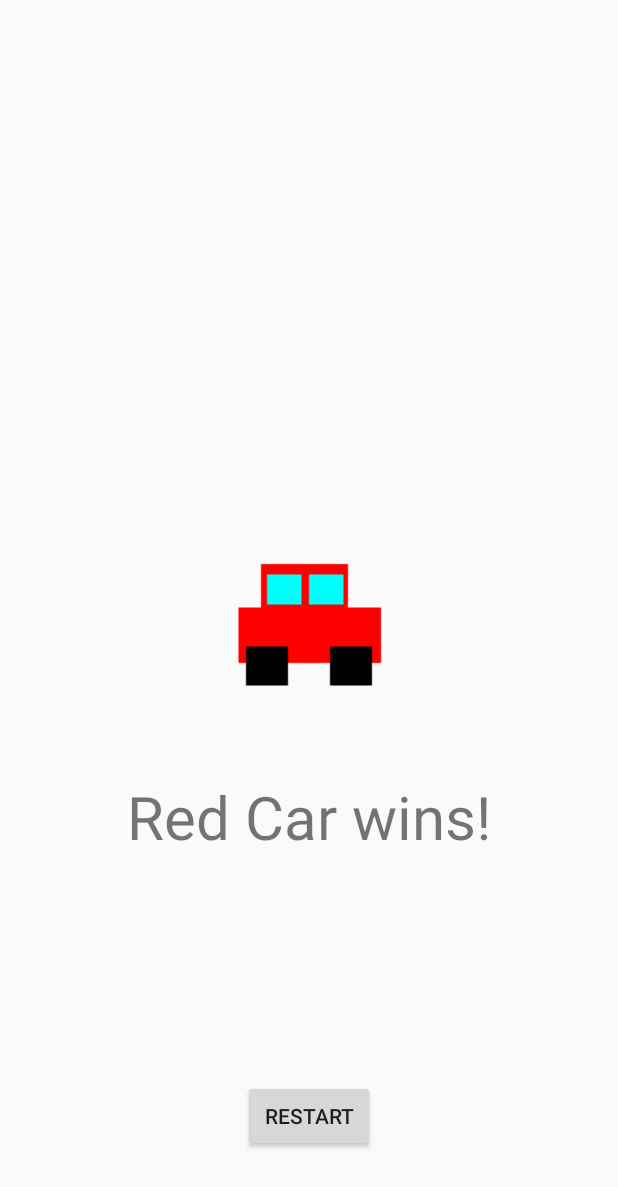
After one commit to bio4554/FastLaneAlgebra, an Android app: the RedWin screen opened directly, with no data from a screen before it, on a phone screen of 412 x 824 dp. The commit adds this screen. Shown: the top 1187 px of the screen. Run offline under Robolectric (Android 15) with nearby library versions, the phone set to English and light mode, and no system bars; 1 statement that could not run was skipped.

Commit message:
Broke some things, fixed some things

```diff
--- a/app/build.gradle
+++ b/app/build.gradle
@@ -21,6 +21,8 @@ android {
 
 dependencies {
     compile fileTree(dir: 'libs', include: ['*.jar'])
+    compile 'com.android.support:appcompat-v7:23.4.0'
+    compile 'com.android.support.constraint:constraint-layout:1.0.0-alpha1'
+    compile 'com.android.support:design:23.4.0'
     testCompile 'junit:junit:4.12'
-    compile 'com.android.support:appcompat-v7:23.3.0'
 }
--- a/app/src/main/java/com/school/bio4554/fastlanealgebra/MainActivity.java
+++ b/app/src/main/java/com/school/bio4554/fastlanealgebra/MainActivity.java
@@ -4,6 +4,7 @@ import android.content.Intent;
 import android.support.v7.app.AppCompatActivity;
 import android.os.Bundle;
 import android.view.View;
+import android.widget.ImageView;
 import android.widget.RadioButton;
 import android.widget.RadioGroup;
 import android.widget.TextView;
@@ -12,6 +13,7 @@ import java.util.Random;
 import java.util.Vector;
 
 public class MainActivity extends AppCompatActivity {
+
 
 
     @Override
--- /dev/null
+++ b/app/src/main/java/com/school/bio4554/fastlanealgebra/RedWin.java
@@ -0,0 +1,47 @@
+package com.school.bio4554.fastlanealgebra;
+
+import android.content.Intent;
+import android.os.Bundle;
+import android.support.design.widget.FloatingActionButton;
+import android.support.design.widget.Snackbar;
+import android.support.v7.app.AppCompatActivity;
+import android.support.v7.widget.Toolbar;
+import android.view.View;
+import android.widget.ImageView;
+import android.widget.TextView;
+
+public class RedWin extends AppCompatActivity {
+
+    Intent intentExtras = getIntent();
+
+
+    @Override
+    protected void onCreate(Bundle savedInstanceState) {
+        super.onCreate(savedInstanceState);
+        setContentView(R.layout.red_win);
+        ImageView carImage = (ImageView)findViewById(R.id.imageView5);
+        TextView textThing = (TextView) findViewById(R.id.textView);
+        Bundle extras = getIntent().getExtras();
+        int carwin = extras.getInt("car", 1);
+        switch (carwin) {
+            case 1: //Red
+                carImage.setImageResource(R.drawable.redcar);
+                textThing.setText("Red Car wins!");
+                break;
+            case 2: //Blue
+                carImage.setImageResource(R.drawable.bluecar);
+                textThing.setText("Blue Car wins!");
+                break;
+            case 3: //Green
+                carImage.setImageResource(R.drawable.greencar);
+                textThing.setText("Green Car wins!");
+                break;
+        }
+    }
+
+    public void restartGame(View view) {
+        Intent intent = new Intent(this, MainGame.class);
+        startActivity(intent);
+    }
+
+}
--- /dev/null
+++ b/app/src/main/res/layout/red_win.xml
@@ -0,0 +1,34 @@
+<?xml version="1.0" encoding="utf-8"?>
+<RelativeLayout xmlns:android="http://schemas.android.com/apk/res/android"
+    xmlns:tools="http://schemas.android.com/tools"
+    android:layout_width="match_parent" android:layout_height="match_parent"
+    tools:context=".RedWin">
+
+    <ImageView
+        android:src="@drawable/redcar"
+        android:layout_width="wrap_content"
+        android:layout_height="wrap_content"
+        android:id="@+id/imageView5"
+        android:layout_centerVertical="true"
+        android:layout_centerHorizontal="true" />
+
+    <TextView
+        android:text="Red Car wins!"
+        android:layout_width="wrap_content"
+        android:layout_height="wrap_content"
+        android:id="@+id/textView"
+        android:layout_below="@+id/imageView5"
+        android:layout_centerHorizontal="true"
+        android:layout_marginTop="55dp"
+        android:textSize="40sp" />
+
+    <Button
+        android:text="RESTART"
+        android:layout_width="wrap_content"
+        android:layout_height="wrap_content"
+        android:layout_alignParentBottom="true"
+        android:layout_centerHorizontal="true"
+        android:layout_marginBottom="56dp"
+        android:id="@+id/button"
+        android:onClick="restartGame" />
+</RelativeLayout>
--- /dev/null
+++ b/app/src/main/res/values-v21/styles.xml
@@ -0,0 +1 @@
+<resources></resources>
--- a/app/src/main/res/values/dimens.xml
+++ b/app/src/main/res/values/dimens.xml
@@ -2,4 +2,5 @@
     <!-- Default screen margins, per the Android Design guidelines. -->
     <dimen name="activity_horizontal_margin">16dp</dimen>
     <dimen name="activity_vertical_margin">16dp</dimen>
+    <dimen name="fab_margin">16dp</dimen>
 </resources>
--- a/app/src/main/res/values/strings.xml
+++ b/app/src/main/res/values/strings.xml
@@ -1,3 +1,4 @@
 <resources>
     <string name="app_name">FastLaneAlgebra</string>
+    <string name="title_activity_red_win">RedWin</string>
 </resources>
--- a/app/src/main/res/values/styles.xml
+++ b/app/src/main/res/values/styles.xml
@@ -8,4 +8,8 @@
         <item name="colorAccent">@color/colorAccent</item>
     </style>
 
+    <style name="AppTheme.AppBarOverlay" parent="ThemeOverlay.AppCompat.Dark.ActionBar" />
+
+    <style name="AppTheme.PopupOverlay" parent="ThemeOverlay.AppCompat.Light" />
+
 </resources>
```
Also changed, not shown: app/src/main/AndroidManifest.xml (+11 -7 lines), app/src/main/java/com/school/bio4554/fastlanealgebra/BlueWin.java (added, +15 -0 lines), app/src/main/java/com/school/bio4554/fastlanealgebra/GreenWin.java (added, +14 -0 lines), app/src/main/java/com/school/bio4554/fastlanealgebra/MainGame.java (+44 -14 lines), app/src/main/res/layout/activity_main.xml (+43 -43 lines), app/src/main/res/layout/blue_win.xml (added, +34 -0 lines), app/src/main/res/layout/game_screen.xml (added, +38 -0 lines), app/src/main/res/layout/green_win.xml (added, +34 -0 lines).
